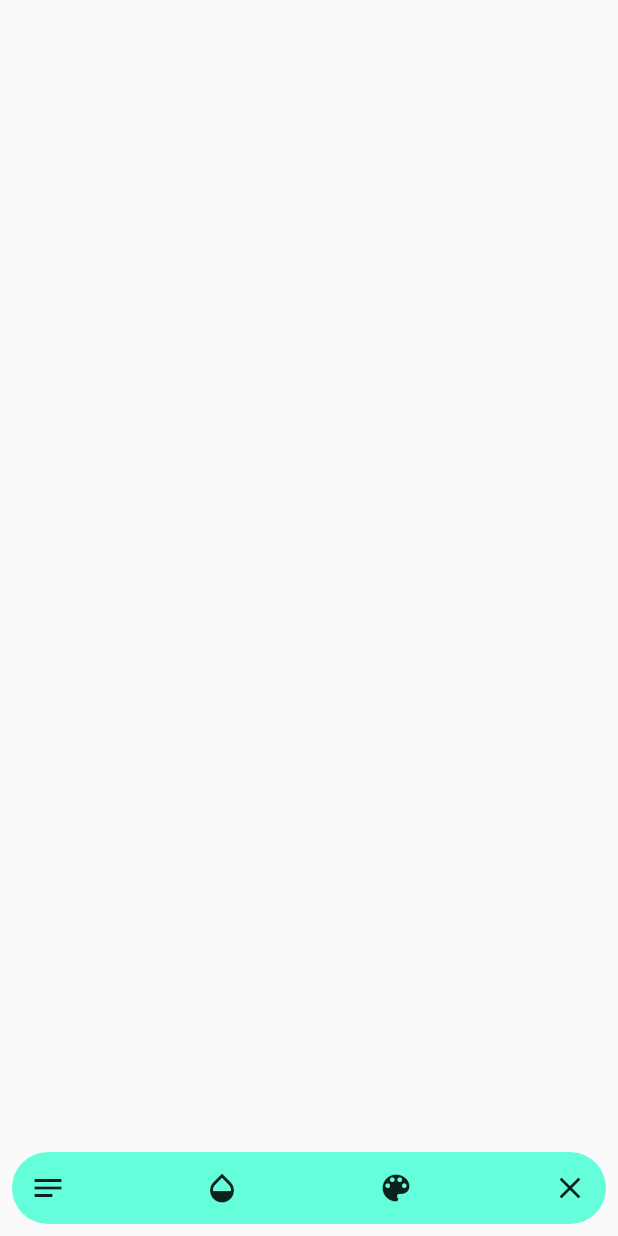
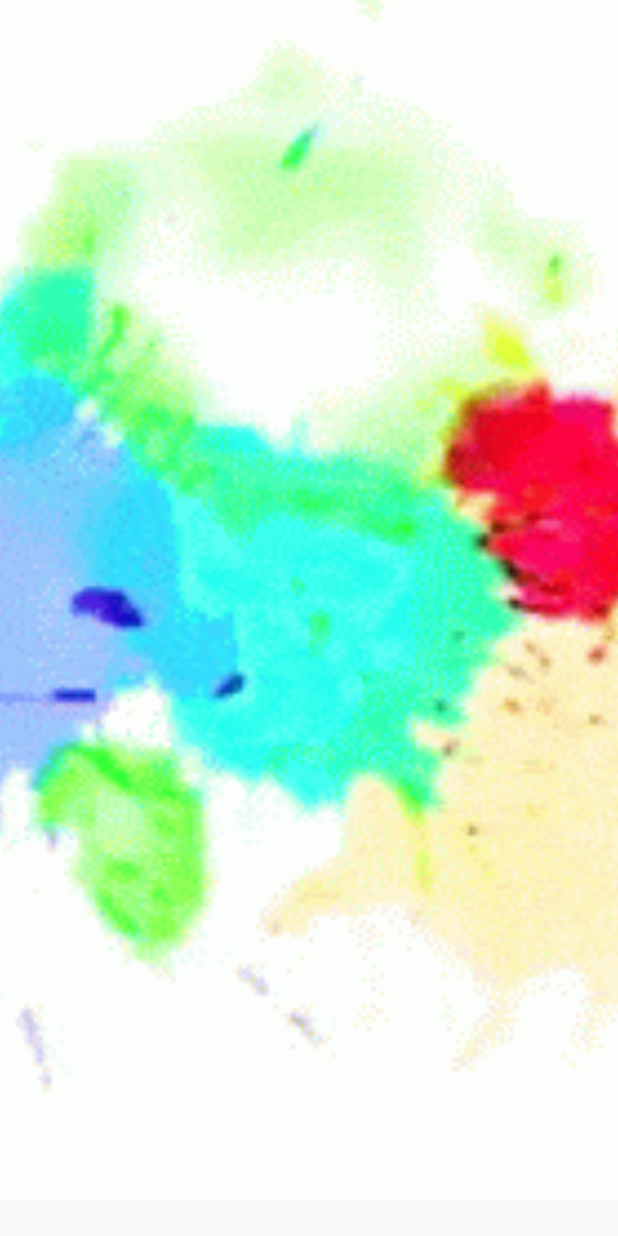
Before and after one commit to islamzareer/WhiteBoard, a Flutter app: the first screen one second after launch, on a phone screen of 412 x 824 dp. Run offline on Flutter 3.47's test engine with Material 2 defaults, Android fonts, the phone set to English and light mode, and no system bars; our stand-ins replace flutter_colorpicker.

Commit message:
first commit

```diff
--- a/lib/main.dart
+++ b/lib/main.dart
@@ -1,5 +1,5 @@
 import 'package:flutter/material.dart';
-import 'package:white_board/draw.dart';
+import 'package:white_board/splash_screen.dart';
 
 void main() {
   runApp(const MyApp());
@@ -15,7 +15,6 @@ class MyApp extends StatelessWidget {
         theme: ThemeData(
           primarySwatch: Colors.blue,
         ),
-        home: Draw());
-
+        home: const SplashScreen());
   }
 }
--- /dev/null
+++ b/lib/splash_screen.dart
@@ -0,0 +1,46 @@
+import 'dart:async';
+
+import 'package:flutter/material.dart';
+import 'package:white_board/board.dart';
+
+class SplashScreen extends StatefulWidget {
+  const SplashScreen({super.key});
+
+  @override
+  State<SplashScreen> createState() => _SplashScreenState();
+}
+
+class _SplashScreenState extends State<SplashScreen> {
+  @override
+  void initState() {
+    super.initState();
+  }
+
+  @override
+  Widget build(BuildContext context) {
+    Timer(
+        const Duration(seconds: 4),
+        () => Navigator.of(context).pushReplacement(MaterialPageRoute(
+            builder: (BuildContext context) => const Board())));
+    return SafeArea(
+      child: Scaffold(
+        body: GestureDetector(
+          onTap: () => Navigator.push(
+            context,
+            MaterialPageRoute(builder: (context) => const Board()),
+          ),
+          child: Container(
+            height: 800,
+            decoration: const BoxDecoration(
+              image: DecorationImage(
+                image: AssetImage("assets/splash.gif"),
+                fit: BoxFit.cover,
+              ),
+            ),
+            width: double.infinity,
+          ),
+        ),
+      ),
+    );
+  }
+}
```
Also changed, not shown: lib/board.dart (renamed from lib/draw.dart, +85 -80 lines), lib/drawing_painter.dart (added, +30 -0 lines), assets/splash.gif (added).
